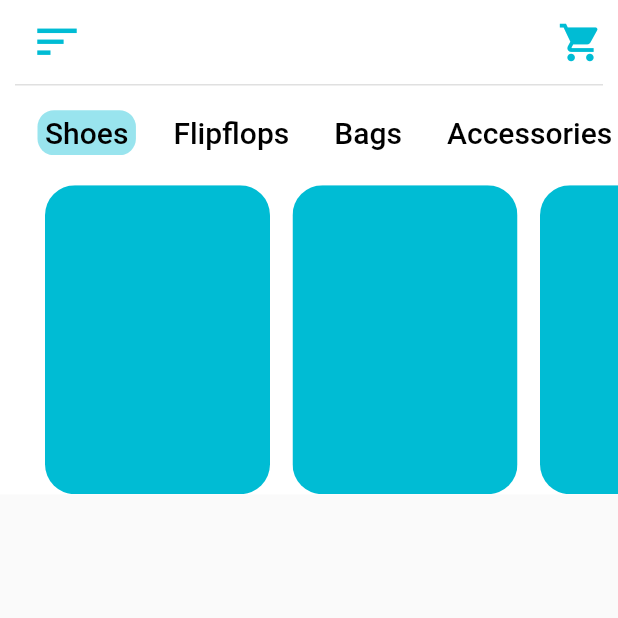
After one commit to vaishnav-197/Ecommerce-App, a Flutter app: the DashBoard screen opened directly, on a phone screen of 412 x 824 dp, the top half of it. The commit adds this screen. Run offline on Flutter 3.47's test engine with Material 2 defaults, Android fonts, the light colour scheme and no system bars; our stand-ins replace dio, email_validator, fluttertoast.

Commit message:
Added dashboard

```diff
--- /dev/null
+++ b/user_app/lib/const/const.dart
@@ -0,0 +1,3 @@
+
+
+final category=['Shoes', 'Flipflops','Bags','Accessories','Other Items'];
--- /dev/null
+++ b/user_app/lib/screens/dashBoard.dart
@@ -0,0 +1,50 @@
+import 'package:flutter/cupertino.dart';
+import 'package:flutter/material.dart';
+import '../widgets/categorySelect.dart';
+
+class DashBoard extends StatelessWidget {
+  @override
+  Widget build(BuildContext context) {
+    return Scaffold(
+      appBar: AppBar(
+        titleSpacing: 100,
+        elevation: 0,
+        backgroundColor: Colors.white,
+
+        leading: Container(
+            margin:EdgeInsets.only(left: 20)
+            ,child: Icon(Icons.sort,color: Colors.cyan,size: 35,)),
+        actions: <Widget>[
+
+          Container(
+              margin: EdgeInsets.only(right: 10),
+              child: Icon(Icons.shopping_cart,color: Colors.cyan,size: 30,))
+        ],
+
+
+
+      ),
+      body:SingleChildScrollView(
+        child: Container(
+          color: Colors.white,
+          child: Column(
+            children: <Widget>[
+              SizedBox(
+                height: 1,
+                child: Container(
+                  color: Colors.black12,
+                  margin: EdgeInsets.only(left: 10,right: 10),
+                ),
+              ),
+              SizedBox(
+                  height: MediaQuery.of(context).size.height*.020,
+                ),
+
+              CategorySelect()
+            ],
+          ),
+        ),
+      )
+    );
+  }
+}
--- a/user_app/lib/screens/login.dart
+++ b/user_app/lib/screens/login.dart
@@ -4,6 +4,7 @@ import 'package:flutter/cupertino.dart';
 import 'package:fluttertoast/fluttertoast.dart';
 import 'package:user_app/screens/signup.dart';
 import 'package:user_app/services/authenticate.dart';
+import 'dashBoard.dart';
 
 class LoginPage extends StatefulWidget {
   @override
@@ -129,6 +130,9 @@ class _LoginPageState extends State<LoginPage> {
                               backgroundColor: Colors.green,
                               textColor: Colors.white,
                               fontSize: 16.0);
+                          Navigator.push(context, MaterialPageRoute(builder: (context){
+                            return(DashBoard());
+                          },));
                         }
                       });
 
@@ -141,6 +145,7 @@ class _LoginPageState extends State<LoginPage> {
                             backgroundColor: Colors.blue,
                             textColor: Colors.white,
                             fontSize: 16.0);
+
                       });
                     },
                     child: Text(
--- /dev/null
+++ b/user_app/lib/widgets/categorySelect.dart
@@ -0,0 +1,44 @@
+import 'package:flutter/cupertino.dart';
+import 'package:flutter/material.dart';
+import '../const/const.dart';
+import 'itemDashView.dart';
+import 'subwidgets/categoryScroll.dart';
+import 'subwidgets/categoryItemView.dart';
+
+class CategorySelect extends StatefulWidget {
+
+
+
+
+
+  @override
+
+  int selectedCategory=0;
+  _CategorySelectState createState() => _CategorySelectState();
+}
+
+class _CategorySelectState extends State<CategorySelect> {
+
+   _categorychange(int val){
+
+    setState(() {
+      widget.selectedCategory=val;
+    });
+  }
+
+  @override
+  Widget build(BuildContext context) {
+    return Container(
+      color: Colors.white,
+      child: Column(
+        children: <Widget>[
+          CategoryScroll(index: widget.selectedCategory,change: _categorychange,),
+
+
+          CategoryItemView(code: widget.selectedCategory,)
+        ],
+
+      ),
+    );
+  }
+}
--- /dev/null
+++ b/user_app/lib/widgets/itemDashView.dart
@@ -0,0 +1,23 @@
+import 'package:flutter/material.dart';
+
+class ItemDashView extends StatelessWidget {
+  int code;
+  ItemDashView({this.code});
+
+  @override
+  Widget build(BuildContext context) {
+    return Container(
+      margin: EdgeInsets.only(left:5,right: 10),
+      child: ClipRRect(
+        borderRadius: BorderRadius.circular(20),
+        child: Container(
+          height: 40,
+          color: code==0?Colors.cyan:Colors.blueGrey,
+          width: 150,
+        ),
+
+
+      ),
+    );
+  }
+}
--- /dev/null
+++ b/user_app/lib/widgets/subwidgets/categoryItemView.dart
@@ -0,0 +1,22 @@
+import 'package:flutter/material.dart';
+import '../itemDashView.dart';
+
+
+class CategoryItemView extends StatefulWidget {
+  int code;
+  CategoryItemView({this.code});
+
+  @override
+  _CategoryItemViewState createState() => _CategoryItemViewState();
+}
+
+class _CategoryItemViewState extends State<CategoryItemView> {
+  @override
+  Widget build(BuildContext context) {
+    return Container(
+      margin: EdgeInsets.only(left: 25,top: 10),
+      height: MediaQuery.of(context).size.height*.25,
+      child: ListView.builder(itemBuilder:(context,index)=>ItemDashView(code: widget.code,),itemCount: 5,scrollDirection: Axis.horizontal,),
+    );
+  }
+}
--- /dev/null
+++ b/user_app/lib/widgets/subwidgets/categoryScroll.dart
@@ -0,0 +1,53 @@
+import 'package:flutter/material.dart';
+import '../../const/const.dart';
+
+
+class CategoryScroll extends StatefulWidget {
+  final categories=category;
+  int index;
+  Function change;
+  CategoryScroll({this.index,this.change});
+
+  @override
+  _CategoryScrollState createState() => _CategoryScrollState();
+}
+
+class _CategoryScrollState extends State<CategoryScroll> {
+  int selected = 0;
+  @override
+  Widget build(BuildContext context) {
+    return Container(
+
+      margin: EdgeInsets.only(left: 15,bottom: 10),
+      height: 30,
+      child: ListView.builder(
+        scrollDirection: Axis.horizontal,
+        itemBuilder: (context,i)=>GestureDetector(
+          onTap:
+              (){
+            widget.change(i);
+            setState(() {
+              widget.change(i);
+              selected=i;
+            });
+          },
+          child: Container(
+            margin: EdgeInsets.symmetric(horizontal: 10),
+            padding: EdgeInsets.symmetric(horizontal: 5),
+            alignment: Alignment.center,
+            decoration: BoxDecoration(
+                color: i == selected? Colors.cyan.withOpacity(.4):Colors.transparent,
+                borderRadius: BorderRadius.circular(11)
+            ),
+            child: Text(widget.categories[i].toString(),style: TextStyle(
+                color: Colors.black,
+              fontSize: 20,
+              fontWeight: FontWeight.w500
+            ),),
+          ),
+        ),
+        itemCount: widget.categories.length,
+      ),
+    );
+  }
+}
```
Also changed, not shown: user_app/pubspec.lock.
